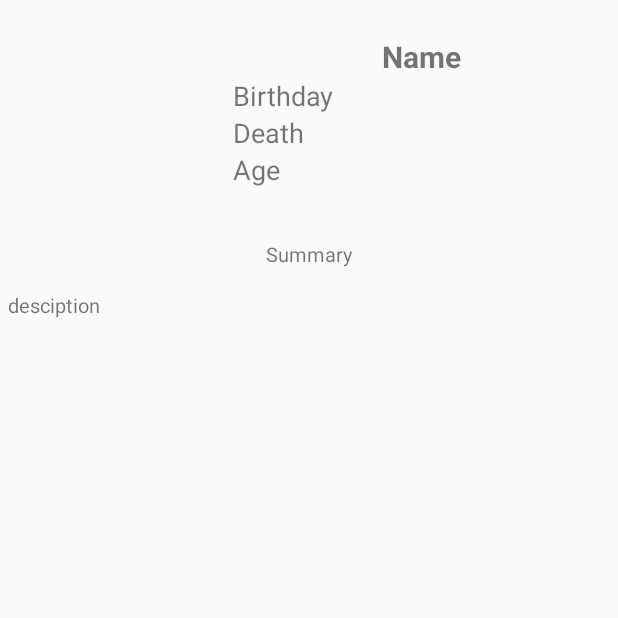
After one commit to EshanDias/HeroesOfOurTime, an Android app: the HeroProfileActivity screen opened directly, with no data from a screen before it, on a phone screen of 412 x 824 dp, the top half of it. The commit adds this screen. Run offline under Robolectric (Android 15) with nearby library versions, the phone set to English and light mode, and no system bars.

Commit message:
Created the view hero profile view.
Not Completed

```diff
--- /dev/null
+++ b/app/src/main/java/com/assignments/sliit/heroesofourtime/ui/HeroProfileActivity.java
@@ -0,0 +1,15 @@
+package com.assignments.sliit.heroesofourtime.ui;
+
+import android.support.v7.app.AppCompatActivity;
+import android.os.Bundle;
+
+import com.assignments.sliit.heroesofourtime.R;
+
+public class HeroProfileActivity extends AppCompatActivity {
+
+    @Override
+    protected void onCreate(Bundle savedInstanceState) {
+        super.onCreate(savedInstanceState);
+        setContentView(R.layout.activity_hero_profile);
+    }
+}
--- /dev/null
+++ b/app/src/main/res/layout/activity_hero_profile.xml
@@ -0,0 +1,88 @@
+<?xml version="1.0" encoding="utf-8"?>
+<android.support.constraint.ConstraintLayout xmlns:android="http://schemas.android.com/apk/res/android"
+    xmlns:app="http://schemas.android.com/apk/res-auto"
+    xmlns:tools="http://schemas.android.com/tools"
+    android:layout_width="match_parent"
+    android:layout_height="match_parent"
+    tools:context="com.assignments.sliit.heroesofourtime.ui.HeroProfileActivity">
+
+    <LinearLayout
+        android:layout_width="match_parent"
+        android:layout_height="match_parent"
+        android:orientation="vertical">
+
+        <LinearLayout
+            android:layout_width="match_parent"
+            android:layout_height="wrap_content"
+            android:orientation="horizontal">
+
+            <ImageView
+                android:id="@+id/imageView_HeroImage"
+                android:layout_width="150dp"
+                android:layout_height="150dp" />
+
+            <LinearLayout
+                android:layout_width="match_parent"
+                android:layout_height="match_parent"
+                android:gravity="center"
+                android:orientation="vertical"
+                android:padding="5dp">
+
+                <TextView
+                    android:id="@+id/textView_heroName"
+                    android:layout_width="match_parent"
+                    android:layout_height="wrap_content"
+                    android:layout_gravity="center"
+                    android:text="Name"
+                    android:textAlignment="center"
+                    android:textSize="9pt"
+                    android:textStyle="bold" />
+
+                <TextView
+                    android:id="@+id/textView_heroBirthday"
+                    android:layout_width="match_parent"
+                    android:layout_height="wrap_content"
+                    android:text="Birthday"
+                    android:textSize="8pt" />
+
+                <TextView
+                    android:id="@+id/textView_heroDeath"
+                    android:layout_width="match_parent"
+                    android:layout_height="wrap_content"
+                    android:text="Death"
+                    android:textSize="8pt" />
+
+                <TextView
+                    android:id="@+id/textView_heroAge"
+                    android:layout_width="match_parent"
+                    android:layout_height="wrap_content"
+                    android:text="Age"
+                    android:textSize="8pt" />
+            </LinearLayout>
+        </LinearLayout>
+
+        <LinearLayout
+            android:layout_width="match_parent"
+            android:layout_height="match_parent"
+            android:orientation="vertical">
+
+            <TextView
+                android:id="@+id/textView_heroSummary"
+                android:layout_width="match_parent"
+                android:layout_height="wrap_content"
+                android:padding="10dp"
+                android:text="Summary"
+                android:textAlignment="center"
+                android:textSize="6pt" />
+            <TextView
+                android:id="@+id/textView_heroDescription"
+                android:layout_width="match_parent"
+                android:layout_height="wrap_content"
+                android:padding="5dp"
+                android:text="desciption"
+                android:textSize="6pt" />
+
+        </LinearLayout>
+    </LinearLayout>
+
+</android.support.constraint.ConstraintLayout>
--- a/app/src/main/res/layout/activity_welcome_page.xml
+++ b/app/src/main/res/layout/activity_welcome_page.xml
@@ -1,5 +1,6 @@
 <?xml version="1.0" encoding="utf-8"?>
-<android.support.constraint.ConstraintLayout xmlns:android="http://schemas.android.com/apk/res/android"
+<android.support.constraint.ConstraintLayout
+    xmlns:android="http://schemas.android.com/apk/res/android"
     xmlns:app="http://schemas.android.com/apk/res-auto"
     xmlns:tools="http://schemas.android.com/tools"
     android:layout_width="match_parent"
```
Also changed, not shown: app/src/main/AndroidManifest.xml (+6 -4 lines), app/src/main/java/com/assignments/sliit/heroesofourtime/core/ImageTextList.java (added, +50 -0 lines), app/src/main/java/com/assignments/sliit/heroesofourtime/ui/MainActivity.java (+7 -1 lines), app/src/main/res/layout/activity_main.xml (+26 -30 lines), app/src/main/res/layout/list_view_row_image_text.xml (added, +22 -0 lines).
